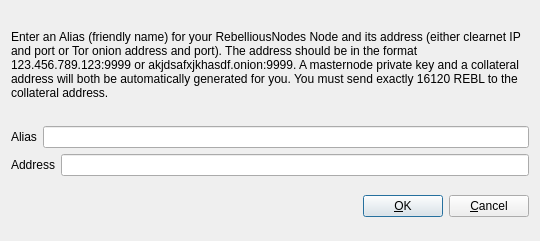
This is src/qt/forms/addeditrebelliousnode.ui in RebelliousToken/REBL as Qt 5 draws it before an edit. The edited form follows.
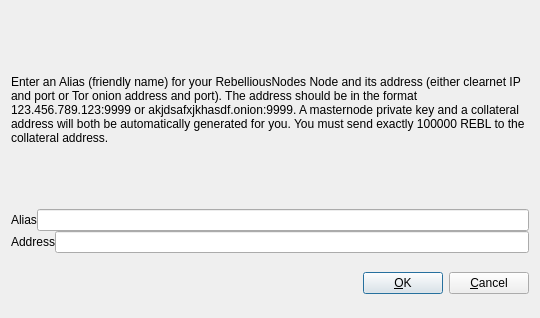
This is the edited form.

Diff of the .ui file:
```diff
--- a/src/qt/forms/addeditrebelliousnode.ui
+++ b/src/qt/forms/addeditrebelliousnode.ui
@@ -7,7 +7,7 @@
     <x>0</x>
     <y>0</y>
     <width>540</width>
-    <height>241</height>
+    <height>318</height>
    </rect>
   </property>
   <property name="windowTitle">
@@ -19,6 +19,9 @@
   <layout class="QVBoxLayout" name="verticalLayout">
    <item>
     <layout class="QVBoxLayout" name="verticalLayout_2">
+     <property name="spacing">
+      <number>0</number>
+     </property>
      <property name="topMargin">
       <number>0</number>
      </property>
@@ -34,11 +37,14 @@
         </sizepolicy>
        </property>
        <property name="text">
-        <string>&lt;html&gt;&lt;head/&gt;&lt;body&gt;&lt;p&gt;Enter an Alias (friendly name) for your RebelliousNodes Node and its address (either clearnet IP and port or Tor onion address and port).  The address should be in the format 123.456.789.123:9999 or akjdsafxjkhasdf.onion:9999.  A masternode private key and a collateral address will both be automatically generated for you.  You must send exactly 16120 REBL to the collateral address.&lt;/p&gt;&lt;/body&gt;&lt;/html&gt;</string>
+        <string>&lt;html&gt;&lt;head/&gt;&lt;body&gt;&lt;p&gt;Enter an Alias (friendly name) for your RebelliousNodes Node and its address (either clearnet IP and port or Tor onion address and port). The address should be in the format 123.456.789.123:9999 or akjdsafxjkhasdf.onion:9999. A masternode private key and a collateral address will both be automatically generated for you. You must send exactly 100000 REBL to the collateral address.&lt;/p&gt;&lt;/body&gt;&lt;/html&gt;</string>
        </property>
        <property name="wordWrap">
         <bool>true</bool>
        </property>
+       <property name="indent">
+        <number>-1</number>
+       </property>
       </widget>
      </item>
      <item>
```
Left out of the diff: 7 changed lines with no effect on the pictures.
